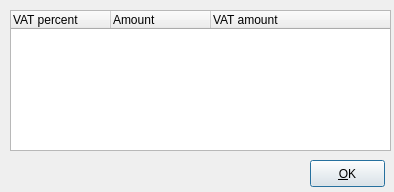
This is trunk/ui/vatshowfrm.ui in BackupTheBerlios/first4-svn as Qt 5 draws it before an edit. The edited form follows.
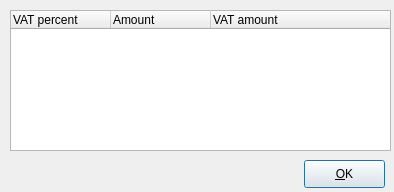
This is the edited form. Icons and pictures are not drawn.

Patch:
```diff
--- a/trunk/ui/vatshowfrm.ui
+++ b/trunk/ui/vatshowfrm.ui
@@ -43,10 +43,10 @@
   <widget class="QPushButton" name="btnok" >
    <property name="geometry" >
     <rect>
-     <x>310</x>
+     <x>304</x>
      <y>160</y>
-     <width>75</width>
-     <height>27</height>
+     <width>81</width>
+     <height>28</height>
     </rect>
    </property>
    <property name="text" >
```
Left out of the diff: 7 changed lines with no effect on the pictures.
